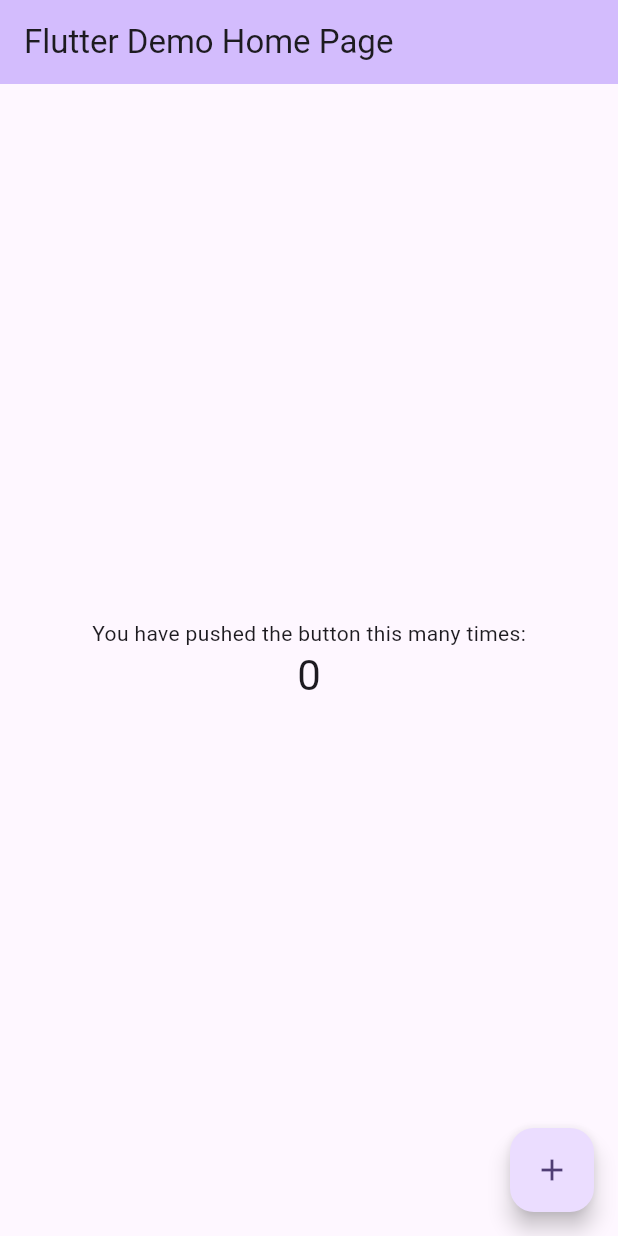
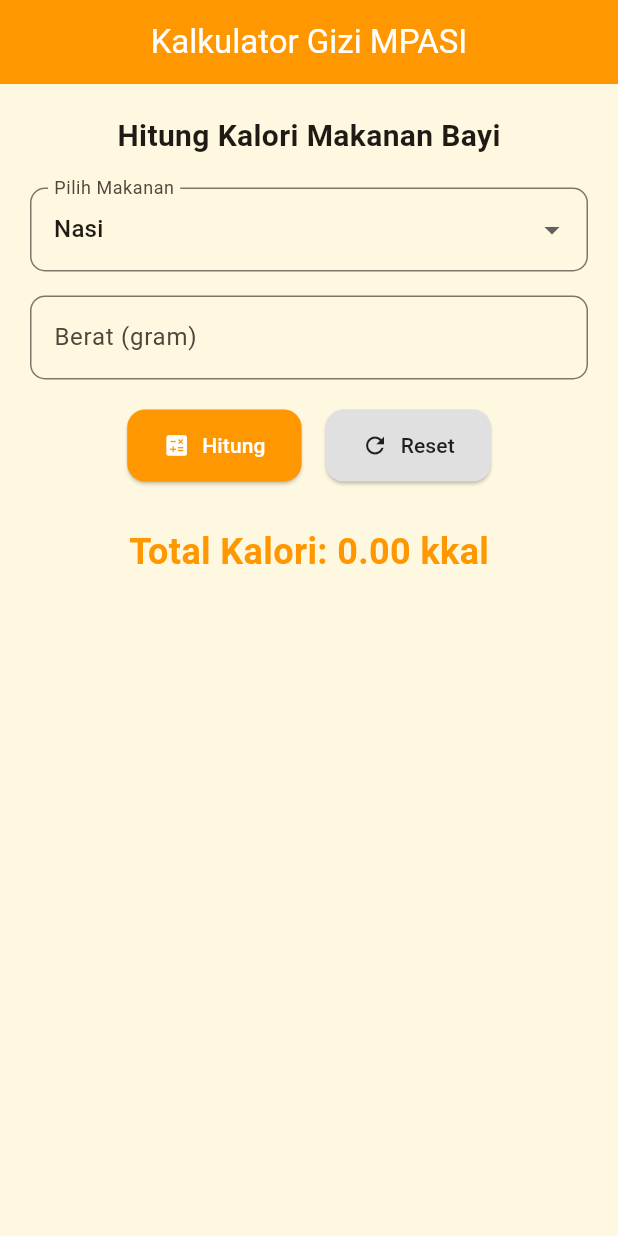
Before and after one commit to erfiaaans/MPASI-APP, a Flutter app: the screen it shows after launch, on a phone screen of 412 x 824 dp. Run offline on Flutter 3.47's test engine with Material 3 defaults, Android fonts, the light colour scheme and no system bars.

Commit message:
Add kalkulator gizi

```diff
--- a/lib/main.dart
+++ b/lib/main.dart
@@ -1,122 +1,173 @@
 import 'package:flutter/material.dart';
 
 void main() {
-  runApp(const MyApp());
+  runApp(const KalkulatorGiziApp());
 }
 
-class MyApp extends StatelessWidget {
-  const MyApp({super.key});
+class KalkulatorGiziApp extends StatelessWidget {
+  const KalkulatorGiziApp({super.key});
 
-  // This widget is the root of your application.
   @override
   Widget build(BuildContext context) {
     return MaterialApp(
-      title: 'Flutter Demo',
+      debugShowCheckedModeBanner: false,
+      title: 'Kalkulator Gizi MPASI',
       theme: ThemeData(
-        // This is the theme of your application.
-        //
-        // TRY THIS: Try running your application with "flutter run". You'll see
-        // the application has a purple toolbar. Then, without quitting the app,
-        // try changing the seedColor in the colorScheme below to Colors.green
-        // and then invoke "hot reload" (save your changes or press the "hot
-        // reload" button in a Flutter-supported IDE, or press "r" if you used
-        // the command line to start the app).
-        //
-        // Notice that the counter didn't reset back to zero; the application
-        // state is not lost during the reload. To reset the state, use hot
-        // restart instead.
-        //
-        // This works for code too, not just values: Most code changes can be
-        // tested with just a hot reload.
-        colorScheme: ColorScheme.fromSeed(seedColor: Colors.deepPurple),
+        colorScheme: ColorScheme.fromSeed(seedColor: Colors.orange),
+        useMaterial3: true,
       ),
-      home: const MyHomePage(title: 'Flutter Demo Home Page'),
+      home: const GiziPage(),
     );
   }
 }
 
-class MyHomePage extends StatefulWidget {
-  const MyHomePage({super.key, required this.title});
-
-  // This widget is the home page of your application. It is stateful, meaning
-  // that it has a State object (defined below) that contains fields that affect
-  // how it looks.
-
-  // This class is the configuration for the state. It holds the values (in this
-  // case the title) provided by the parent (in this case the App widget) and
-  // used by the build method of the State. Fields in a Widget subclass are
-  // always marked "final".
-
-  final String title;
+class GiziPage extends StatefulWidget {
+  const GiziPage({super.key});
 
   @override
-  State<MyHomePage> createState() => _MyHomePageState();
+  State<GiziPage> createState() => _GiziPageState();
 }
 
-class _MyHomePageState extends State<MyHomePage> {
-  int _counter = 0;
+class _GiziPageState extends State<GiziPage> {
+  final TextEditingController _beratController = TextEditingController();
+  String _makanan = 'Nasi';
+  double _totalKalori = 0;
 
-  void _incrementCounter() {
+  final Map<String, double> _kaloriPer100Gram = {
+    'Nasi': 130, // kalori per 100 gram
+    'Ayam': 165,
+    'Telur': 155,
+    'Tahu': 76,
+    'Wortel': 41,
+  };
+
+  void _hitungKalori() {
+    final berat = double.tryParse(_beratController.text);
+    if (berat == null || berat <= 0) return;
+
+    final kaloriPer100 = _kaloriPer100Gram[_makanan] ?? 0;
+    final kalori = (kaloriPer100 / 100) * berat;
+
     setState(() {
-      // This call to setState tells the Flutter framework that something has
-      // changed in this State, which causes it to rerun the build method below
-      // so that the display can reflect the updated values. If we changed
-      // _counter without calling setState(), then the build method would not be
-      // called again, and so nothing would appear to happen.
-      _counter++;
+      _totalKalori += kalori;
+    });
+  }
+
+  void _reset() {
+    setState(() {
+      _totalKalori = 0;
+      _beratController.clear();
+      _makanan = 'Nasi';
     });
   }
 
   @override
   Widget build(BuildContext context) {
-    // This method is rerun every time setState is called, for instance as done
-    // by the _incrementCounter method above.
-    //
-    // The Flutter framework has been optimized to make rerunning build methods
-    // fast, so that you can just rebuild anything that needs updating rather
-    // than having to individually change instances of widgets.
     return Scaffold(
+      backgroundColor: const Color(0xFFFFF8E1),
       appBar: AppBar(
-        // TRY THIS: Try changing the color here to a specific color (to
-        // Colors.amber, perhaps?) and trigger a hot reload to see the AppBar
-        // change color while the other colors stay the same.
-        backgroundColor: Theme.of(context).colorScheme.inversePrimary,
-        // Here we take the value from the MyHomePage object that was created by
-        // the App.build method, and use it to set our appbar title.
-        title: Text(widget.title),
+        backgroundColor: Colors.orange,
+        title: const Text('Kalkulator Gizi MPASI'),
+        centerTitle: true,
+        foregroundColor: Colors.white,
       ),
-      body: Center(
-        // Center is a layout widget. It takes a single child and positions it
-        // in the middle of the parent.
+      body: Padding(
+        padding: const EdgeInsets.all(20),
         child: Column(
-          // Column is also a layout widget. It takes a list of children and
-          // arranges them vertically. By default, it sizes itself to fit its
-          // children horizontally, and tries to be as tall as its parent.
-          //
-          // Column has various properties to control how it sizes itself and
-          // how it positions its children. Here we use mainAxisAlignment to
-          // center the children vertically; the main axis here is the vertical
-          // axis because Columns are vertical (the cross axis would be
-          // horizontal).
-          //
-          // TRY THIS: Invoke "debug painting" (choose the "Toggle Debug Paint"
-          // action in the IDE, or press "p" in the console), to see the
-          // wireframe for each widget.
-          mainAxisAlignment: MainAxisAlignment.center,
-          children: <Widget>[
-            const Text('You have pushed the button this many times:'),
+          crossAxisAlignment: CrossAxisAlignment.center,
+          children: [
+            const Text(
+              'Hitung Kalori Makanan Bayi',
+              style: TextStyle(fontSize: 20, fontWeight: FontWeight.w600),
+            ),
+            const SizedBox(height: 20),
+
+            // Dropdown Pilih Makanan
+            DropdownButtonFormField<String>(
+              value: _makanan,
+              decoration: InputDecoration(
+                labelText: 'Pilih Makanan',
+                border: OutlineInputBorder(
+                  borderRadius: BorderRadius.circular(10),
+                ),
+              ),
+              items: _kaloriPer100Gram.keys.map((nama) {
+                return DropdownMenuItem(value: nama, child: Text(nama));
+              }).toList(),
+              onChanged: (val) {
+                setState(() {
+                  _makanan = val!;
+                });
+              },
+            ),
+            const SizedBox(height: 16),
+
+            // Input Berat
+            TextField(
+              controller: _beratController,
+              keyboardType: TextInputType.number,
+              decoration: InputDecoration(
+                labelText: 'Berat (gram)',
+                border: OutlineInputBorder(
+                  borderRadius: BorderRadius.circular(10),
+                ),
+              ),
+            ),
+            const SizedBox(height: 20),
+
+            // Tombol Hitung & Reset
+            Row(
+              mainAxisAlignment: MainAxisAlignment.center,
+              children: [
+                ElevatedButton.icon(
+                  onPressed: _hitungKalori,
+                  style: ElevatedButton.styleFrom(
+                    backgroundColor: Colors.orange,
+                    foregroundColor: Colors.white,
+                    padding: const EdgeInsets.symmetric(
+                      horizontal: 24,
+                      vertical: 14,
+                    ),
+                    shape: RoundedRectangleBorder(
+                      borderRadius: BorderRadius.circular(12),
+                    ),
+                  ),
+                  icon: const Icon(Icons.calculate),
+                  label: const Text('Hitung'),
+                ),
+                const SizedBox(width: 16),
+                ElevatedButton.icon(
+                  onPressed: _reset,
+                  style: ElevatedButton.styleFrom(
+                    backgroundColor: Colors.grey[300],
+                    foregroundColor: Colors.black87,
+                    padding: const EdgeInsets.symmetric(
+                      horizontal: 24,
+                      vertical: 14,
+                    ),
+                    shape: RoundedRectangleBorder(
+                      borderRadius: BorderRadius.circular(12),
+                    ),
+                  ),
+                  icon: const Icon(Icons.refresh),
+                  label: const Text('Reset'),
+                ),
+              ],
+            ),
+            const SizedBox(height: 30),
+
+            // Hasil Total Kalori
             Text(
-              '$_counter',
-              style: Theme.of(context).textTheme.headlineMedium,
+              'Total Kalori: ${_totalKalori.toStringAsFixed(2)} kkal',
+              style: const TextStyle(
+                fontSize: 24,
+                fontWeight: FontWeight.bold,
+                color: Colors.orange,
+              ),
             ),
           ],
         ),
       ),
-      floatingActionButton: FloatingActionButton(
-        onPressed: _incrementCounter,
-        tooltip: 'Increment',
-        child: const Icon(Icons.add),
-      ), // This trailing comma makes auto-formatting nicer for build methods.
     );
   }
 }
```
Also changed, not shown: docs/images/home_screen.png (added), 1 other file.
